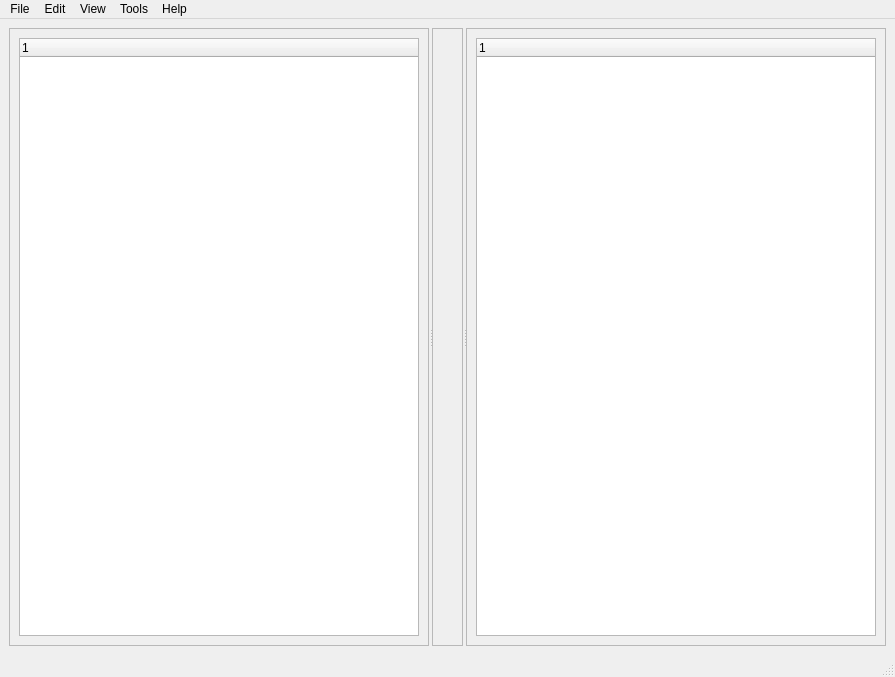
This is gui/MainWindow.ui in CaptBerry/temp_x_research as Qt 5 draws it before an edit. The edited form follows.
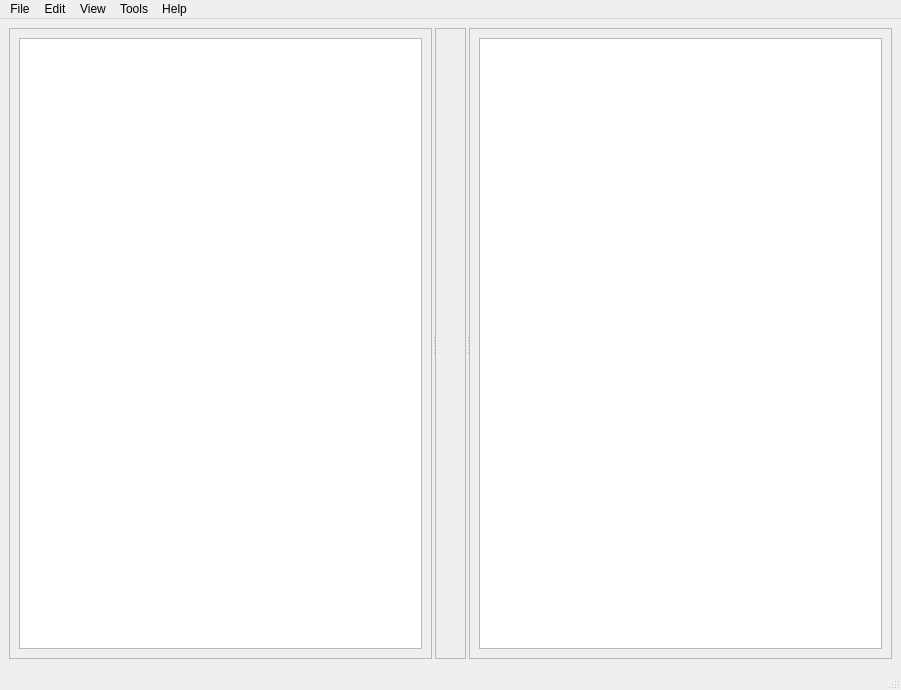
This is the edited form.

```diff
--- a/gui/MainWindow.ui
+++ b/gui/MainWindow.ui
@@ -6,8 +6,8 @@
    <rect>
     <x>0</x>
     <y>0</y>
-    <width>895</width>
-    <height>677</height>
+    <width>901</width>
+    <height>690</height>
    </rect>
   </property>
   <property name="windowTitle">
@@ -32,13 +32,7 @@
        </property>
        <layout class="QVBoxLayout" name="verticalLayout_3">
         <item>
-         <widget class="QTreeWidget" name="projectTree">
-          <column>
-           <property name="text">
-            <string notr="true">1</string>
-           </property>
-          </column>
-         </widget>
+         <widget class="QTreeView" name="projectTree"/>
         </item>
        </layout>
       </widget>
@@ -64,13 +58,7 @@
        </property>
        <layout class="QVBoxLayout" name="verticalLayout_5">
         <item>
-         <widget class="QTreeWidget" name="propertyTree">
-          <column>
-           <property name="text">
-            <string notr="true">1</string>
-           </property>
-          </column>
-         </widget>
+         <widget class="QTreeView" name="propertyTree"/>
         </item>
        </layout>
       </widget>
@@ -83,7 +71,7 @@
     <rect>
      <x>0</x>
      <y>0</y>
-     <width>895</width>
+     <width>901</width>
      <height>33</height>
     </rect>
    </property>
```
Left out of the diff: 12 changed lines with no effect on the pictures.
